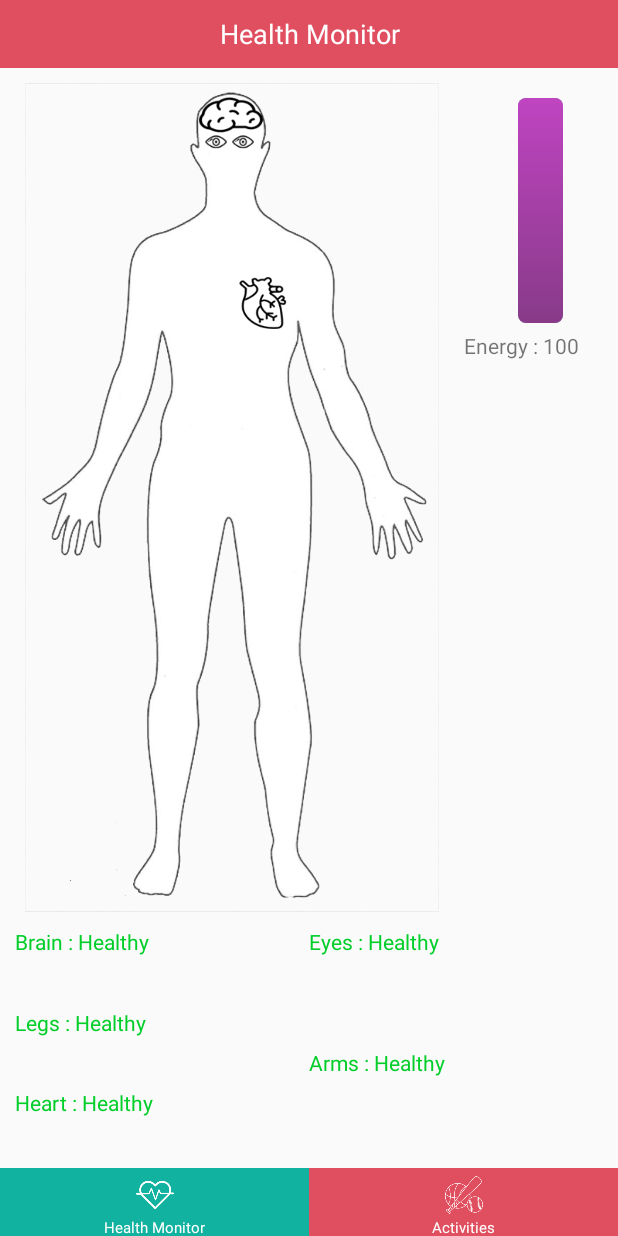
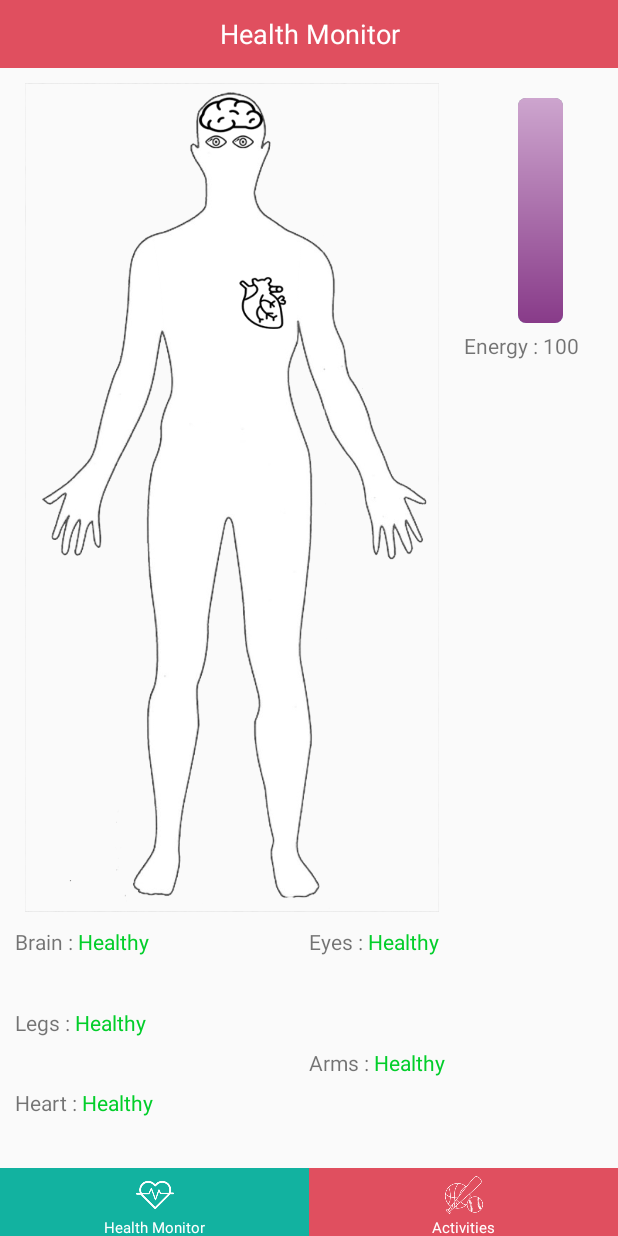
Before and after one commit to esdonmez/HealthMonitor, an Android app: the MonitorView screen opened directly, with no data from a screen before it, on a phone screen of 412 x 824 dp. Run offline under Robolectric (Android 15) with nearby library versions, the phone set to English and light mode, and no system bars.

Commit message:
Final Changes

```diff
--- a/app/build.gradle
+++ b/app/build.gradle
@@ -4,7 +4,7 @@ android {
     compileSdkVersion 25
     buildToolsVersion "25.0.2"
     defaultConfig {
-        applicationId "com.esdonmez.esd.healthmonitor"
+        applicationId "com.esdonmez.body.healthmonitor"
         minSdkVersion 19
         targetSdkVersion 25
         versionCode 1
--- a/app/src/main/java/com/esdonmez/esd/healthmonitor/Models/NonPhysicalActivityModel.java
+++ b/app/src/main/java/com/esdonmez/esd/healthmonitor/Models/NonPhysicalActivityModel.java
@@ -16,7 +16,7 @@ public class NonPhysicalActivityModel extends ActivityModel {
 
 
     public int changeEnergy(int totalEnergy, int energyEffect) {
-        totalEnergy = (int) (totalEnergy + energyEffect);
+        totalEnergy = (int) (totalEnergy - energyEffect);
 
         return totalEnergy;
     }
@@ -38,8 +38,8 @@ public class NonPhysicalActivityModel extends ActivityModel {
         return healthStatus;
     }
 
-    public int changeHealthValue (int healthValue, double duration, int energyEffect) {
-        healthValue = (int) (healthValue - duration * energyEffect);
+    public int changeHealthValue (int healthValue, int energyEffect) {
+        healthValue = (int) (healthValue - energyEffect);
         return healthValue;
     }
 }
--- a/app/src/main/java/com/esdonmez/esd/healthmonitor/Models/PhysicalActivityModel.java
+++ b/app/src/main/java/com/esdonmez/esd/healthmonitor/Models/PhysicalActivityModel.java
@@ -14,7 +14,7 @@ public class PhysicalActivityModel extends ActivityModel {
 
 
     public int changeEnergy(int totalEnergy, int energyEffect) {
-        totalEnergy = (int) (totalEnergy + energyEffect);
+        totalEnergy = (int) (totalEnergy - energyEffect);
 
         return totalEnergy;
     }
@@ -36,8 +36,8 @@ public class PhysicalActivityModel extends ActivityModel {
         return healthStatus;
     }
 
-    public int changeHealthValue (int healthValue, double duration, int energyEffect) {
-        healthValue = (int) (healthValue - duration * energyEffect);
+    public int changeHealthValue (int healthValue, int energyEffect) {
+        healthValue = (int) (healthValue - energyEffect);
         return healthValue;
     }
 }
--- a/app/src/main/java/com/esdonmez/esd/healthmonitor/Models/RegularActivityModel.java
+++ b/app/src/main/java/com/esdonmez/esd/healthmonitor/Models/RegularActivityModel.java
@@ -36,8 +36,8 @@ public class RegularActivityModel extends ActivityModel {
         return healthStatus;
     }
 
-    public int changeHealthValue (int healthValue, double duration, int energyEffect) {
-        healthValue = (int) (healthValue + duration * energyEffect);
+    public int changeHealthValue (int healthValue, int energyEffect) {
+        healthValue = (int) (healthValue + energyEffect);
         return healthValue;
     }
 }
--- a/app/src/main/java/com/esdonmez/esd/healthmonitor/Views/MonitorView.java
+++ b/app/src/main/java/com/esdonmez/esd/healthmonitor/Views/MonitorView.java
@@ -44,34 +44,34 @@ public class MonitorView extends Fragment {
         legs = (TextView) view.findViewById(R.id.legs);
 
         progressBar.setProgress(MainActivity.userFeaturesModel.getEnergyLevel());
-        energyText.setText("Energy : " + MainActivity.userFeaturesModel.getEnergyLevel());
+        energyText.setText("" + MainActivity.userFeaturesModel.getEnergyLevel());
         for(int i = 0; i < MainActivity.bodyPartList.size(); i++)
         {
             int color = MainActivity.bodyPartList.get(i).findColor(MainActivity.bodyPartList.get(i).getHealthStatus());
 
             if(MainActivity.bodyPartList.get(i).getBodyPartName().equals("Brain"))
             {
-                brain.setText("Brain : " + MainActivity.bodyPartList.get(i).getHealthStatus());
+                brain.setText(MainActivity.bodyPartList.get(i).getHealthStatus());
                 brain.setTextColor(getResources().getColor(color));
             }
             else if(MainActivity.bodyPartList.get(i).getBodyPartName().equals("Eyes"))
             {
-                eyes.setText("Eyes : " + MainActivity.bodyPartList.get(i).getHealthStatus());
+                eyes.setText(MainActivity.bodyPartList.get(i).getHealthStatus());
                 eyes.setTextColor(getResources().getColor(color));
             }
             else if(MainActivity.bodyPartList.get(i).getBodyPartName().equals("Heart"))
             {
-                heart.setText("Heart : " + MainActivity.bodyPartList.get(i).getHealthStatus());
+                heart.setText(MainActivity.bodyPartList.get(i).getHealthStatus());
                 heart.setTextColor(getResources().getColor(color));
             }
             else if(MainActivity.bodyPartList.get(i).getBodyPartName().equals("Arms"))
             {
-                arms.setText("Arms : " + MainActivity.bodyPartList.get(i).getHealthStatus());
+                arms.setText(MainActivity.bodyPartList.get(i).getHealthStatus());
                 arms.setTextColor(getResources().getColor(color));
             }
             else if(MainActivity.bodyPartList.get(i).getBodyPartName().equals("Legs"))
             {
-                legs.setText("Legs : " + MainActivity.bodyPartList.get(i).getHealthStatus());
+                legs.setText(MainActivity.bodyPartList.get(i).getHealthStatus());
                 legs.setTextColor(getResources().getColor(color));
             }
         }
--- a/app/src/main/res/drawable/progress_bar.xml
+++ b/app/src/main/res/drawable/progress_bar.xml
@@ -16,7 +16,7 @@
             <shape>
                 <corners android:radius="5dip" />
                 <gradient
-                    android:startColor="#B963BA"
+                    android:startColor="#d2a1d2"
                     android:endColor="#874b87"
                     android:angle="270" />
             </shape>
@@ -29,7 +29,7 @@
             <shape>
                 <corners android:radius="5dip" />
                 <gradient
-                    android:startColor="#bf44c1"
+                    android:startColor="#cda5ce"
                     android:endColor="#883b89"
                     android:angle="270" />
             </shape>
--- a/app/src/main/res/layout/fragment_monitor_view.xml
+++ b/app/src/main/res/layout/fragment_monitor_view.xml
@@ -75,11 +75,21 @@
                     android:layout_height="wrap_content"
                     android:layout_marginTop="5dp">
 
+                    <LinearLayout
+                        android:layout_width="wrap_content"
+                        android:layout_height="wrap_content">
+
                         <TextView
-                        android:layout_width="match_parent"
-                        android:layout_height="match_parent"
-                        android:id="@+id/energy"
+                            android:layout_width="wrap_content"
+                            android:layout_height="wrap_content"
                             android:text="Energy : "/>
+
+                        <TextView
+                            android:layout_width="wrap_content"
+                            android:layout_height="wrap_content"
+                            android:id="@+id/energy"/>
+
+                    </LinearLayout>
 
                 </RelativeLayout>
 
@@ -105,11 +115,21 @@
                     android:layout_height="match_parent"
                     android:layout_weight="1">
 
+                    <LinearLayout
+                        android:layout_width="wrap_content"
+                        android:layout_height="wrap_content">
+
                         <TextView
                             android:layout_width="wrap_content"
                             android:layout_height="wrap_content"
-                        android:id="@+id/brain"
                             android:text="Brain : "/>
+
+                        <TextView
+                            android:layout_width="wrap_content"
+                            android:layout_height="wrap_content"
+                            android:id="@+id/brain"/>
+
+                    </LinearLayout>
 
                 </RelativeLayout>
 
@@ -118,11 +138,21 @@
                     android:layout_height="match_parent"
                     android:layout_weight="1">
 
+                    <LinearLayout
+                        android:layout_width="wrap_content"
+                        android:layout_height="wrap_content">
+
                         <TextView
                             android:layout_width="wrap_content"
                             android:layout_height="wrap_content"
-                        android:id="@+id/legs"
                             android:text="Legs : "/>
+
+                        <TextView
+                            android:layout_width="wrap_content"
+                            android:layout_height="wrap_content"
+                            android:id="@+id/legs"/>
+
+                    </LinearLayout>
 
                 </RelativeLayout>
 
@@ -131,11 +161,21 @@
                     android:layout_height="match_parent"
                     android:layout_weight="1">
 
+                    <LinearLayout
+                        android:layout_width="wrap_content"
+                        android:layout_height="wrap_content">
+
                         <TextView
                             android:layout_width="wrap_content"
                             android:layout_height="wrap_content"
-                        android:id="@+id/heart"
-                        android:text="Heart"/>
+                            android:text="Heart : "/>
+
+                        <TextView
+                            android:layout_width="wrap_content"
+                            android:layout_height="wrap_content"
+                            android:id="@+id/heart"/>
+
+                    </LinearLayout>
 
                 </RelativeLayout>
 
@@ -153,11 +193,21 @@
                     android:layout_height="match_parent"
                     android:layout_weight="1">
 
+                    <LinearLayout
+                        android:layout_width="wrap_content"
+                        android:layout_height="wrap_content">
+
                         <TextView
                             android:layout_width="wrap_content"
                             android:layout_height="wrap_content"
-                        android:id="@+id/eyes"
                             android:text="Eyes : "/>
+
+                        <TextView
+                            android:layout_width="wrap_content"
+                            android:layout_height="wrap_content"
+                            android:id="@+id/eyes"/>
+
+                    </LinearLayout>
 
                 </RelativeLayout>
 
@@ -166,11 +216,21 @@
                     android:layout_height="match_parent"
                     android:layout_weight="1">
 
+                    <LinearLayout
+                        android:layout_width="wrap_content"
+                        android:layout_height="wrap_content">
+
                         <TextView
                             android:layout_width="wrap_content"
                             android:layout_height="wrap_content"
-                        android:id="@+id/arms"
                             android:text="Arms : "/>
+
+                        <TextView
+                            android:layout_width="wrap_content"
+                            android:layout_height="wrap_content"
+                            android:id="@+id/arms"/>
+
+                    </LinearLayout>
 
                 </RelativeLayout>
 
```
Also changed, not shown: app/src/main/java/com/esdonmez/esd/healthmonitor/Models/ActivityModel.java (+6 -6 lines), app/src/main/java/com/esdonmez/esd/healthmonitor/Views/AddActivityView.java (+27 -3 lines), app/src/main/java/com/esdonmez/esd/healthmonitor/Views/RecordActivityView.java (+27 -3 lines), app/src/main/assets/Databases/HealthMonitorDb.db (deleted), 1 other file. Lines whose indentation alone changed are shown as unchanged.
